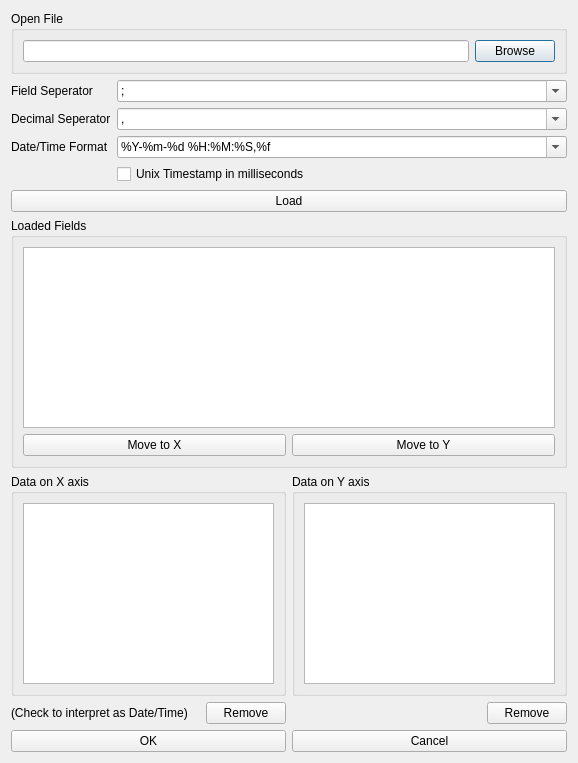
The window that dyngraph/designer/newplot.ui (jaj42/GraPhysio) describes before a commit, drawn with Qt 5.
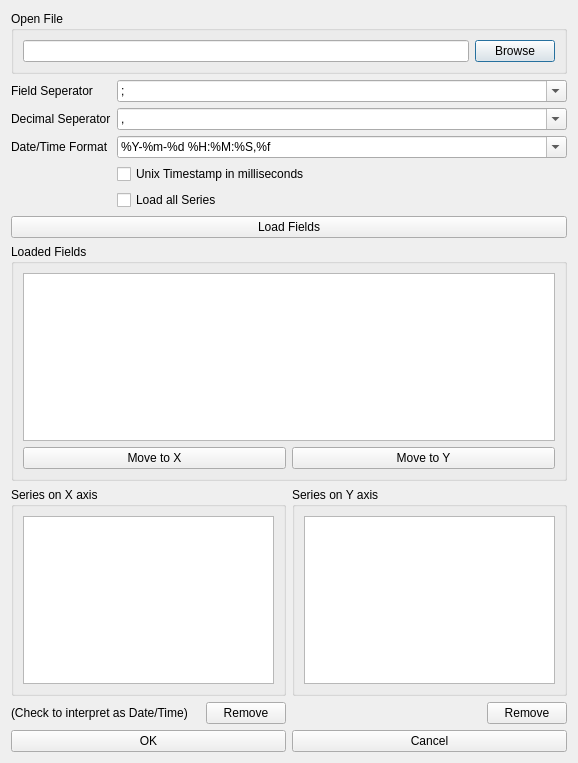
The same window after the commit.

Commit message: Add directory caching to file open dialogs. Use a table to show fields with values in NewPlot. Add an option to NewPlot to load all fields instead of just selected fields. (to be able to export everything to file).

The edit to the form file:
```diff
--- a/dyngraph/designer/newplot.ui
+++ b/dyngraph/designer/newplot.ui
@@ -123,12 +123,19 @@
        </property>
       </widget>
      </item>
+     <item row="4" column="1">
+      <widget class="QCheckBox" name="chkLoadAll">
+       <property name="text">
+        <string>Load all Series</string>
+       </property>
+      </widget>
+     </item>
     </layout>
    </item>
    <item>
     <widget class="QPushButton" name="btnLoad">
      <property name="text">
-      <string>Load</string>
+      <string>Load Fields</string>
      </property>
     </widget>
    </item>
@@ -171,7 +178,7 @@
      <item row="0" column="1">
       <widget class="QGroupBox" name="groupBox_3">
        <property name="title">
-        <string>Data on Y axis</string>
+        <string>Series on Y axis</string>
        </property>
        <layout class="QVBoxLayout" name="verticalLayout_5">
         <item>
@@ -187,7 +194,7 @@
      <item row="0" column="0">
       <widget class="QGroupBox" name="groupBox_4">
        <property name="title">
-        <string>Data on X axis</string>
+        <string>Series on X axis</string>
        </property>
        <layout class="QVBoxLayout" name="verticalLayout_6">
         <item>
```
The commit also changes 4 other files.
